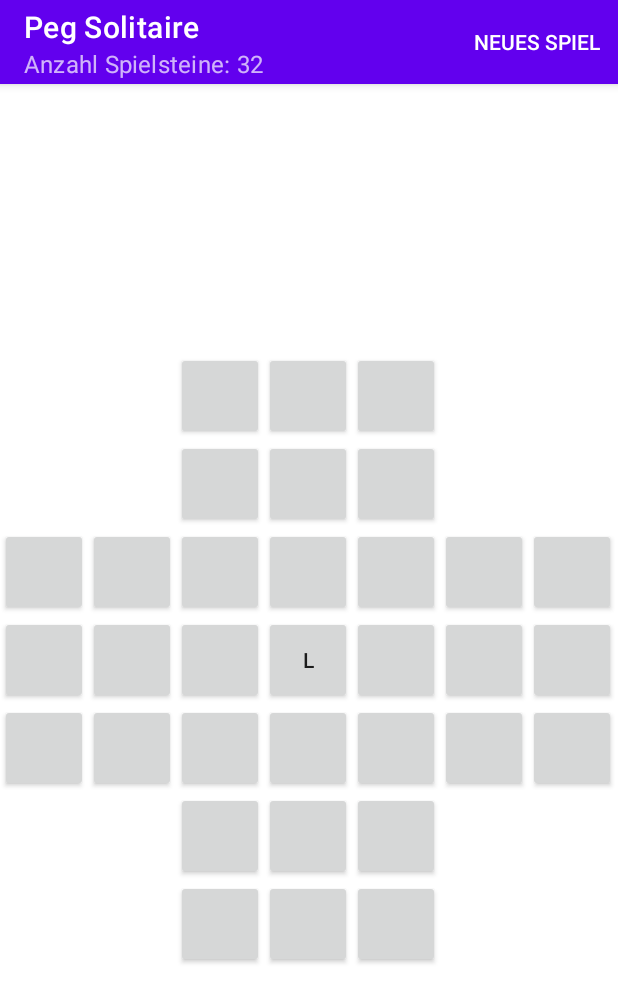
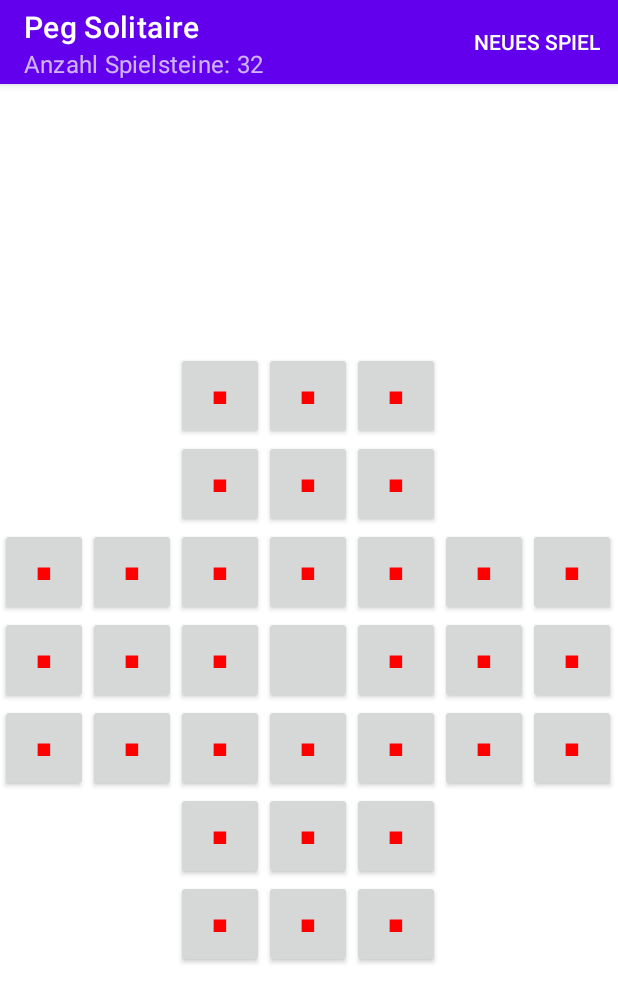
Before and after one commit to MDecker-MobileComputing/Android_PegSolitaire, an Android app: the screen it shows after launch (MainActivity), on a phone screen of 412 x 824 dp. Shown: the top 1003 px of the screen. Run offline under Robolectric (Android 15) with nearby library versions, the phone set to English and light mode, and no system bars.

Commit message:
Spielsteine sind jetzt rote Quadrate

```diff
--- a/app/src/main/java/de/mide/pegsolitaire/MainActivity.java
+++ b/app/src/main/java/de/mide/pegsolitaire/MainActivity.java
@@ -7,6 +7,7 @@ import static de.mide.pegsolitaire.SpielfeldEnum.LEER;
 import static de.mide.pegsolitaire.SpielfeldEnum.KEIN_FELD;
 import static de.mide.pegsolitaire.SpielfeldEnum.BESETZT;
 
+import android.graphics.Typeface;
 import android.os.Bundle;
 import android.util.DisplayMetrics;
 import android.util.Log;
@@ -41,8 +42,6 @@ public class MainActivity extends AppCompatActivity {
             { KEIN_FELD, KEIN_FELD, BESETZT, BESETZT, BESETZT, KEIN_FELD, KEIN_FELD }
     };
 
-    /** 2D-Array mit den Bildern für die einzelnen Spielfelder. */
-    private static ImageButton[][] _imageButtonArray = null;
 
     private int _anzahlZeilen = SPIELFELD_VORLAGE_ARRAY.length;
     private int _anzahlSpalten = SPIELFELD_VORLAGE_ARRAY[0].length;
@@ -51,8 +50,6 @@ public class MainActivity extends AppCompatActivity {
     private int _displayHoehe = -1;
 
     private int _seitenlaengeSpielstein = -1;
-
-    private int _anzahlSpielsteineZuBeginn = -1;
 
     private int _anzahlSpielsteineAktuell = -1;
 
@@ -66,7 +63,7 @@ public class MainActivity extends AppCompatActivity {
 
         holeDisplayAufloesung();
         actionBarKonfigurieren();
-        fuelleSpielfeld();
+        initialisiereSpielfeld();
     }
 
     /**
@@ -150,13 +147,24 @@ public class MainActivity extends AppCompatActivity {
     /**
      * GridLayout mit Spielfeld programmatisch befüllen.
      */
-    private void fuelleSpielfeld() {
+    private void initialisiereSpielfeld() {
 
         GridLayout gridLayout = findViewById(R.id.spielfeldGridLayout);
 
+        if (gridLayout.getRowCount() == 0) {
+
+            gridLayout.setColumnCount(_anzahlSpalten);
+            gridLayout.setColumnCount(_anzahlZeilen);
+
+        } else { // Methode wird nicht zum ersten Mal aufgerufen
+
+            gridLayout.removeAllViews();
+        }
+
+
         ViewGroup.LayoutParams layoutParamFuerFeld = new ViewGroup.LayoutParams( _seitenlaengeSpielstein,
                                                                                  _seitenlaengeSpielstein);
-        _anzahlSpielsteineZuBeginn = 0;
+        _anzahlSpielsteineAktuell = 0;
 
         for (int i = 0; i < _anzahlZeilen; i++) {
 
@@ -166,16 +174,16 @@ public class MainActivity extends AppCompatActivity {
 
                     case BESETZT:
                             Button buttonBesetzt = new Button(this);
-                            buttonBesetzt.setText("");
+                            buttonBesetzt.setText("■"); // Unicode-Zeichen "Black Square" für "Spielstein"
+                            buttonBesetzt.setTextColor(0xffff0000);
                             buttonBesetzt.setLayoutParams(layoutParamFuerFeld);
-                            _anzahlSpielsteineZuBeginn++;
                             gridLayout.addView(buttonBesetzt);
+                            _anzahlSpielsteineAktuell++;
                         break;
 
                     case LEER:
                             Button buttonLeer = new Button(this);
-                            buttonLeer.setText("L");
-                            //buttonLeer.setBackgroundColor(0x000000);
+                            buttonLeer.setText("");
                             buttonLeer.setLayoutParams(layoutParamFuerFeld);
                             gridLayout.addView(buttonLeer);
                         break;
@@ -191,8 +199,7 @@ public class MainActivity extends AppCompatActivity {
             }
         }
 
-        Log.i(TAG4LOGGING, "Anzahl Spielsteine: " + _anzahlSpielsteineZuBeginn);
-        _anzahlSpielsteineAktuell = _anzahlSpielsteineZuBeginn;
+        Log.i(TAG4LOGGING, "Anzahl Spielsteine: " + _anzahlSpielsteineAktuell);
         aktualisierenAnzeigeAnzahlSpielsteine();
     }
 
--- a/app/src/main/res/layout/activity_main.xml
+++ b/app/src/main/res/layout/activity_main.xml
@@ -9,9 +9,14 @@
         android:id="@+id/spielfeldGridLayout"
         android:layout_width="match_parent"
         android:layout_height="wrap_content"
-        android:layout_gravity="center_vertical"
-        android:columnCount="7"
-        android:rowCount="7">
+        android:layout_gravity="center_vertical">
+
+        <!--
+                Anzahl Zeilen und Spalten von GridLayout wird programmatisch gesetzt.
+
+                layout_gravity="center_vertical", damit sich GridLayout in
+                horizontal in seinem Parent-Layout zentriert.
+          -->
 
     </GridLayout>
 
```
